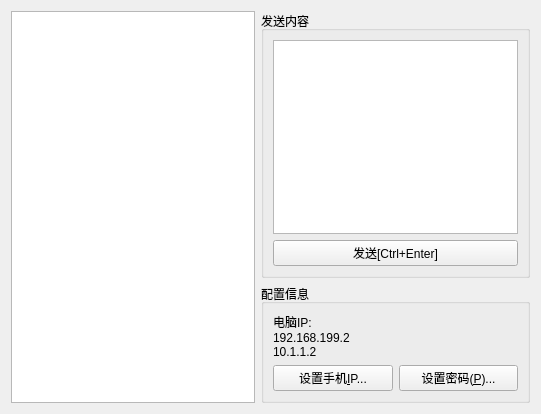
Qt form main.ui (hgoldfish/lafdup) before a commit.
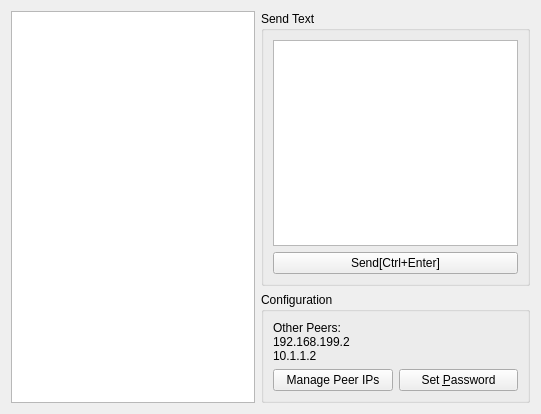
The same form after that commit.

```diff
--- a/main.ui
+++ b/main.ui
@@ -26,7 +26,7 @@
      <item>
       <widget class="QGroupBox" name="groupBox">
        <property name="title">
-        <string>发送内容</string>
+        <string>Send Text</string>
        </property>
        <layout class="QVBoxLayout" name="verticalLayout">
         <item>
@@ -35,7 +35,7 @@
         <item>
          <widget class="QPushButton" name="btnSend">
           <property name="text">
-           <string>发送[Ctrl+Enter]</string>
+           <string>Send[Ctrl+Enter]</string>
           </property>
          </widget>
         </item>
@@ -45,13 +45,13 @@
      <item>
       <widget class="QGroupBox" name="groupBox_2">
        <property name="title">
-        <string>配置信息</string>
+        <string>Configuration</string>
        </property>
        <layout class="QVBoxLayout" name="verticalLayout_2">
         <item>
          <widget class="QLabel" name="lblInformation">
           <property name="text">
-           <string>电脑IP:
+           <string>Other Peers:
 192.168.199.2
 10.1.1.2</string>
           </property>
@@ -62,14 +62,14 @@
           <item>
            <widget class="QPushButton" name="btnManageKnownPeer">
             <property name="text">
-             <string>设置手机&amp;IP...</string>
+             <string>Manage Peer IPs</string>
             </property>
            </widget>
           </item>
           <item>
            <widget class="QPushButton" name="btnSetPassword">
             <property name="text">
-             <string>设置密码(&amp;P)...</string>
+             <string>Set &amp;Password</string>
             </property>
            </widget>
           </item>
```
Left out of the diff: 24 changed lines with no effect on the pictures.
